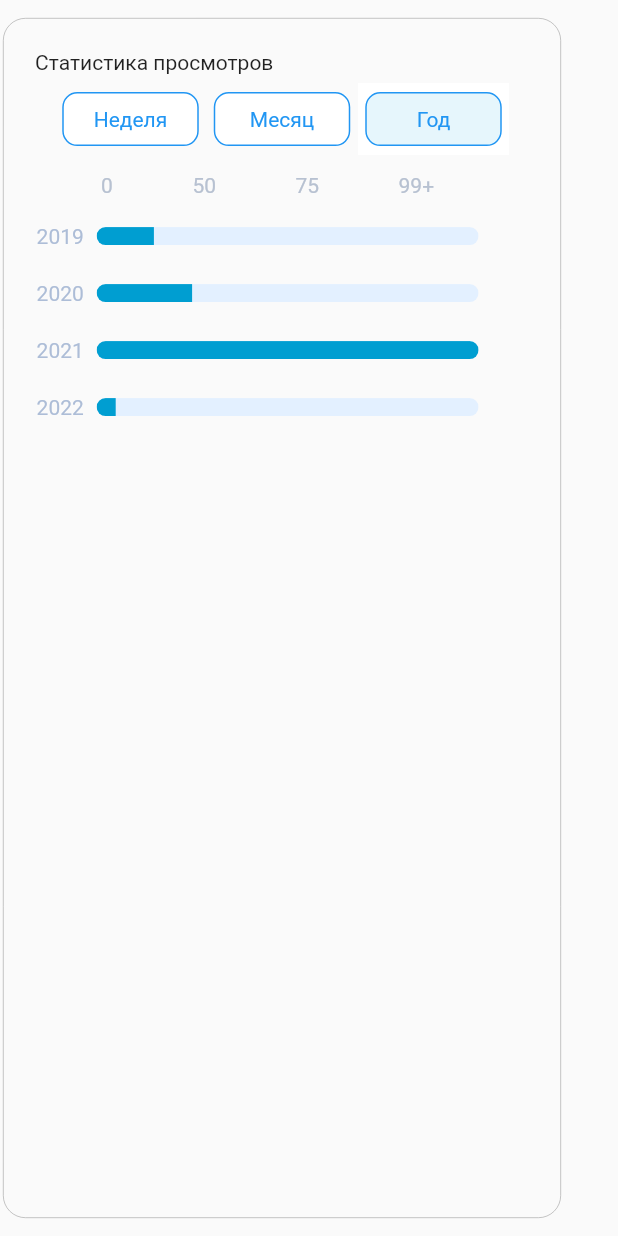
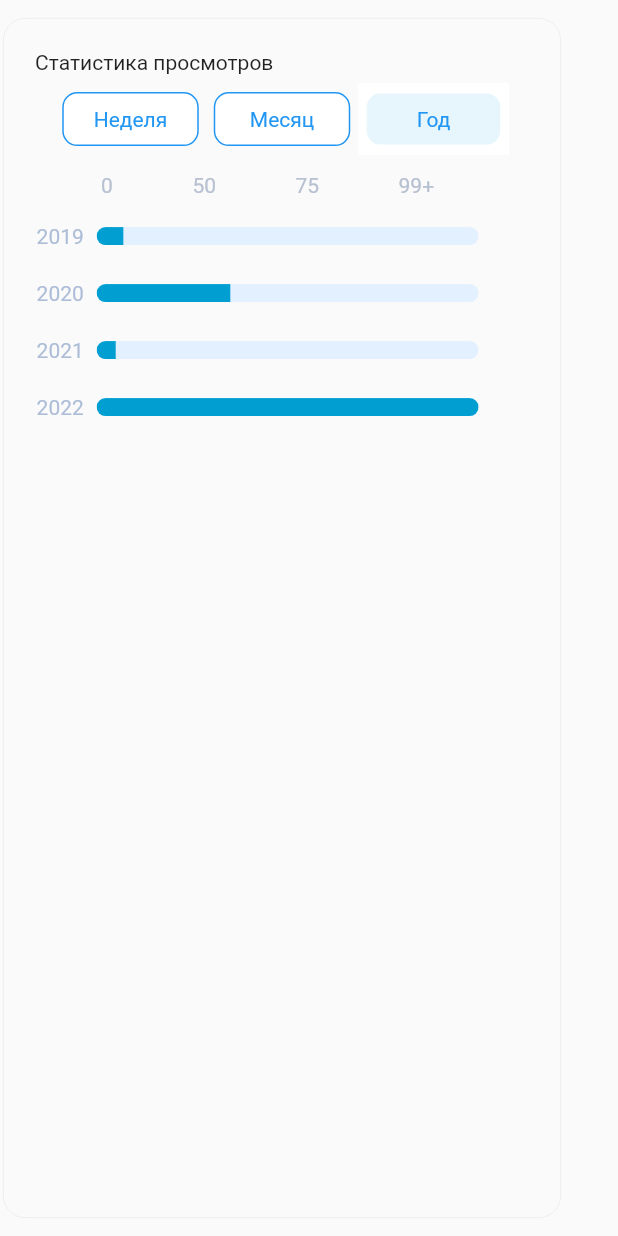
Before and after one commit to missionnowin/test_app, a Flutter app: the Chart widget shown alone on an empty page, opened directly, after a tap on "Месяц", after a tap on "Год", on a phone screen of 412 x 824 dp. Run offline on Flutter 3.47's test engine with Material 2 defaults, Android fonts, the phone set to English and light mode, and no system bars; our stand-ins replace auto_route, bloc, dio, flutter_bloc, flutter_form_builder, flutter_secure_storage and 5 more; missing offline and left inert: dart:ffi; accounts and stored records are empty; Roboto replaces fonts that are missing (DM Sans); project files that could hold a hidden picture were left out.

Commit message:
Updated home page + add some routes

```diff
--- a/lib/logic/blocs/custom_chart_bloc/custom_chart_bloc.dart
+++ b/lib/logic/blocs/custom_chart_bloc/custom_chart_bloc.dart
@@ -28,10 +28,10 @@ class CustomChartBloc extends Bloc<CustomChartEvent, CustomChartState> {
   Future<void> _setYear(SetYears event, Emitter<CustomChartState> emit) async {
     emit(CustomChartYears(
       [
-        ChartData(label: '2019', value: 15),
-        ChartData(label: '2020', value: 25),
-        ChartData(label: '2021', value: 115),
-        ChartData(label: '2022', value: 5),
+        ChartData(label: '2019', value: 7),
+        ChartData(label: '2020', value: 35),
+        ChartData(label: '2021', value: 5),
+        ChartData(label: '2022', value: 510),
       ]
     ));
   }
@@ -39,12 +39,12 @@ class CustomChartBloc extends Bloc<CustomChartEvent, CustomChartState> {
   Future<void> _setMonths(SetMonths event, Emitter<CustomChartState> emit) async {
     emit(CustomChartMonths(
       [
-        ChartData(label: 'Jan', value: 15),
-        ChartData(label: 'Feb', value: 25),
-        ChartData(label: 'Mar', value: 115),
-        ChartData(label: 'Apr', value: 5),
-        ChartData(label: 'May', value: 45),
-        ChartData(label: 'Jun', value: 55),
+        ChartData(label: 'Jan', value: 1),
+        ChartData(label: 'Feb', value: 5),
+        ChartData(label: 'Mar', value: 15),
+        ChartData(label: 'Apr', value: 155),
+        ChartData(label: 'May', value: 75),
+        ChartData(label: 'Jun', value: 95),
         ChartData(label: 'Jul', value: 75),
         ChartData(label: 'Aug', value: 65),
         ChartData(label: 'Sep', value: 85),
--- a/lib/views/pages/main_pages/profile/profile_update_page.dart
+++ b/lib/views/pages/main_pages/profile/profile_update_page.dart
@@ -8,6 +8,7 @@ import 'package:test_app/logic/blocs/user_update_bloc/user_update_bloc.dart';
 import 'package:test_app/logic/models/employer_model.dart';
 import 'package:test_app/service/router/app_router.dart';
 import 'package:test_app/views/widgets/profile_page_update_widgets/profile_update_image.dart';
+import '../../../../logic/blocs/update_image_bloc/update_image_bloc.dart';
 import '../../../forms/profile/profile_update_form.dart';
 import '../../../widgets/profile_page_update_widgets/profile_update_page_header.dart';
 
@@ -35,6 +36,9 @@ class ProfilePageUpdate extends StatelessWidget {
                         }
                         if (state is UserCancelState) {
                           state.employerModel = EmployerModel.copyWith(context.read<UserBloc>().state.employerModel!);
+                        }
+                        if (state is UpdateImageInitial) {
+                          ScaffoldMessenger.of(context).showSnackBar(const SnackBar(content: Text('Profile update error'),));
                         }
                       },
                       child: BlocBuilder<UserUpdateBloc, UserUpdateState>(
--- a/lib/views/widgets/home_page_widgets/chart/chart.dart
+++ b/lib/views/widgets/home_page_widgets/chart/chart.dart
@@ -18,7 +18,7 @@ class Chart extends StatelessWidget{
             width: MediaQuery.of(context).size.width - 40,
             decoration: BoxDecoration(
               borderRadius: BorderRadius.circular(15.0),
-              border: Border.all(color: Colors.grey,
+              border: Border.all(color: const Color.fromRGBO(182, 182, 182, 0.3),
                   style: BorderStyle.solid,
                   width: 0.4),
             ),
--- a/lib/views/widgets/home_page_widgets/chart/chart_bar.dart
+++ b/lib/views/widgets/home_page_widgets/chart/chart_bar.dart
@@ -7,6 +7,10 @@ class ChartBar extends StatelessWidget{
 
   @override
   Widget build(BuildContext context) {
+    return TweenAnimationBuilder(
+      duration: const Duration(milliseconds: 700),
+      tween: Tween<double>(begin: 0, end: (data * 0.01)),
+      builder: (context, double value, widget) {
         return Container(
           padding: const EdgeInsets.symmetric(horizontal: 22.0, vertical: 11),
           child: Row(
@@ -26,7 +30,7 @@ class ChartBar extends StatelessWidget{
                 child: ClipRRect(
                   borderRadius: const BorderRadius.all(Radius.circular(20)),
                     child: LinearProgressIndicator(
-                  value: data/100,
+                      value: value,
                       color: const Color(0xFF009ED1),
                       backgroundColor: const Color(0xFFE3F0FF),
                   ),
@@ -35,6 +39,8 @@ class ChartBar extends StatelessWidget{
             ],
           ),
         );
+      },
+    );
   }
 
 }
--- a/lib/views/widgets/home_page_widgets/chart/custom_switch.dart
+++ b/lib/views/widgets/home_page_widgets/chart/custom_switch.dart
@@ -40,7 +40,7 @@ class _CustomSwitchState extends State<CustomSwitch>{
             child: Container(
               decoration: BoxDecoration(
                 color: isSelected[index] ? const Color(0xffe6f6fc) : Colors.white,
-                border: Border.all(color: Colors.blue),
+                border: Border.all(color: isSelected[index] ? Colors.white : Colors.blue),
                 borderRadius: BorderRadius.circular(10),
               ),
             width: 91,
--- a/lib/views/widgets/home_page_widgets/profile_rating_widget.dart
+++ b/lib/views/widgets/home_page_widgets/profile_rating_widget.dart
@@ -12,7 +12,7 @@ class ProfileRatingWidget extends StatelessWidget{
     EmployerModel employerModel = context.read<UserBloc>().state.employerModel!;
     return DecoratedBox(
       decoration: BoxDecoration(
-        border: Border.all(color: Colors.grey,
+        border: Border.all(color: const Color.fromRGBO(182, 182, 182, 0.3),
             style: BorderStyle.solid,
             width: 0.4
         ),
--- a/lib/views/widgets/profile_page_update_widgets/profile_update_image.dart
+++ b/lib/views/widgets/profile_page_update_widgets/profile_update_image.dart
@@ -19,6 +19,9 @@ class ProfileUpdateImage extends StatelessWidget{
               listener: (context, state) {
                 if (state is UpdateImageSuccess) {
                   context.read<UserUpdateBloc>().add(UserUpdateImageEvent(state.logoPath));
+                }
+                if (state is UpdateImageInitial) {
+                  ScaffoldMessenger.of(context).showSnackBar(const SnackBar(content: Text('Upload image error'),));
                 }
               },
               builder: (context, _) {
```
Also changed, not shown: lib/service/router/app_router.dart (+19 -1 lines), lib/views/pages/main_pages/news/news_page.dart (added, +11 -0 lines), lib/views/pages/main_pages/tests/tests_page.dart (added, +10 -0 lines), lib/views/pages/main_pages/vacancies/vacancies_page.dart (added, +10 -0 lines), lib/views/widgets/profile_page_widgets/profile_page_header.dart (+13 -1 lines), assets/images/menu_icons/Vector.svg (added), lib/service/router/app_router.gr.dart. Lines whose indentation alone changed are shown as unchanged.
